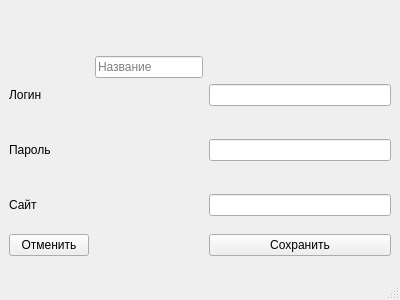
Above: ui/Add_pasword.ui from khmelnovz-coder/Qwerty123 before the change. Below: the same form after it.
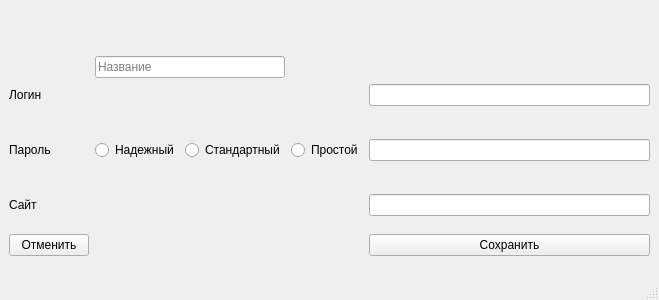
That is the form after the change.

The edit to the form file:
```diff
--- a/ui/Add_pasword.ui
+++ b/ui/Add_pasword.ui
@@ -6,7 +6,7 @@
    <rect>
     <x>0</x>
     <y>0</y>
-    <width>400</width>
+    <width>659</width>
     <height>300</height>
    </rect>
   </property>
@@ -62,7 +62,7 @@
      <widget class="QLineEdit" name="pass_add">
       <property name="minimumSize">
        <size>
-        <width>100</width>
+        <width>200</width>
         <height>0</height>
        </size>
       </property>
@@ -88,19 +88,6 @@
       </property>
      </spacer>
     </item>
-    <item row="4" column="1" colspan="2">
-     <spacer name="horizontalSpacer_5">
-      <property name="orientation">
-       <enum>Qt::Orientation::Horizontal</enum>
-      </property>
-      <property name="sizeHint" stdset="0">
-       <size>
-        <width>66</width>
-        <height>20</height>
-       </size>
-      </property>
-     </spacer>
-    </item>
     <item row="6" column="4">
      <widget class="QLineEdit" name="site_add"/>
     </item>
@@ -164,6 +151,27 @@
       </property>
      </widget>
     </item>
+    <item row="4" column="1">
+     <widget class="QRadioButton" name="level_1">
+      <property name="text">
+       <string>Надежный</string>
+      </property>
+     </widget>
+    </item>
+    <item row="4" column="2">
+     <widget class="QRadioButton" name="level_2">
+      <property name="text">
+       <string>Стандартный</string>
+      </property>
+     </widget>
+    </item>
+    <item row="4" column="3">
+     <widget class="QRadioButton" name="level_3">
+      <property name="text">
+       <string>Простой</string>
+      </property>
+     </widget>
+    </item>
    </layout>
   </widget>
   <widget class="QMenuBar" name="menubar">
```
Left out of the diff: 2 changed lines with no effect on the pictures.
